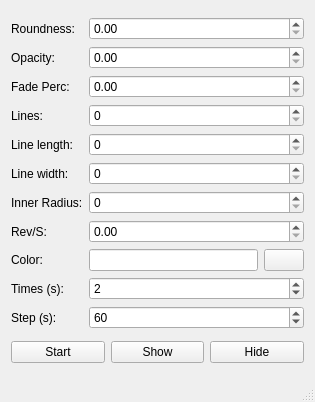
Old version of the form PopupNotification/MainWindow.ui in the repository bachns/PopupNotification.
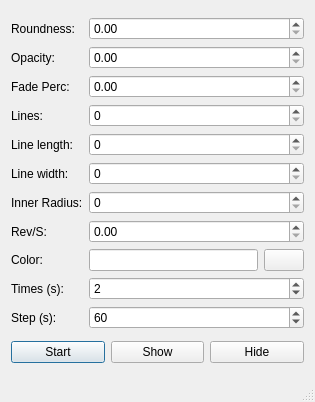
New version of the form.

Commit message: Tab index

The edit to the form file:
```diff
--- a/PopupNotification/MainWindow.ui
+++ b/PopupNotification/MainWindow.ui
@@ -164,6 +164,12 @@
       <property name="text">
        <string>Start</string>
       </property>
+      <property name="autoDefault">
+       <bool>true</bool>
+      </property>
+      <property name="default">
+       <bool>true</bool>
+      </property>
      </widget>
     </item>
     <item row="1" column="1">
```
Left out of the diff: 17 changed lines with no effect on the pictures.
